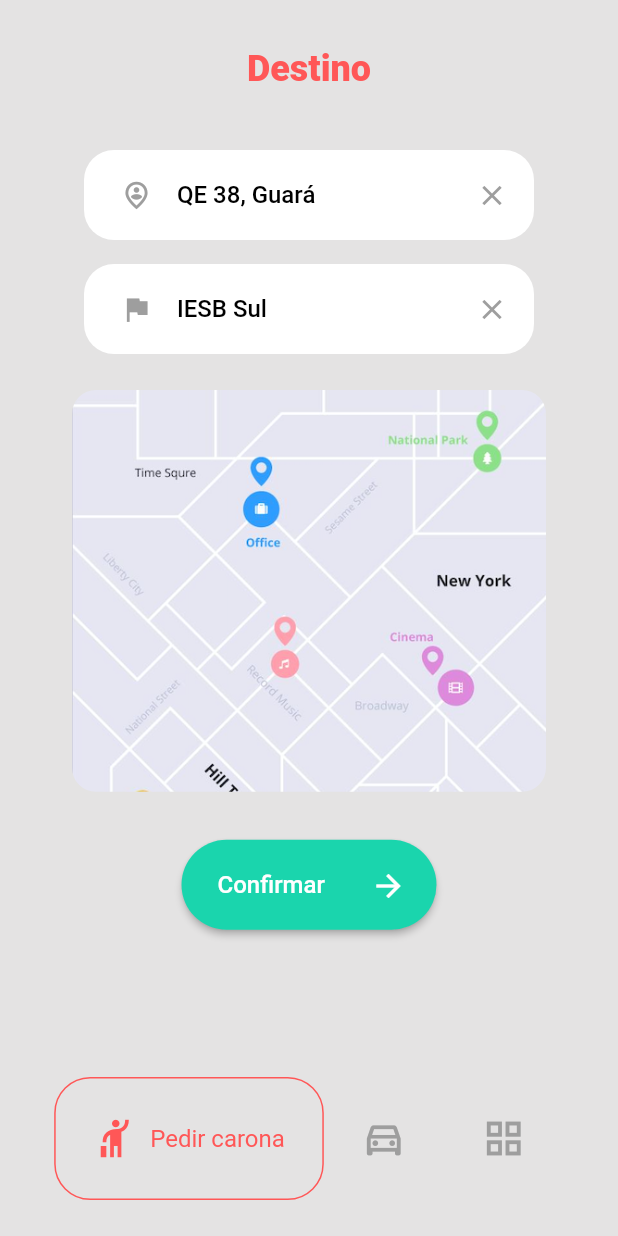
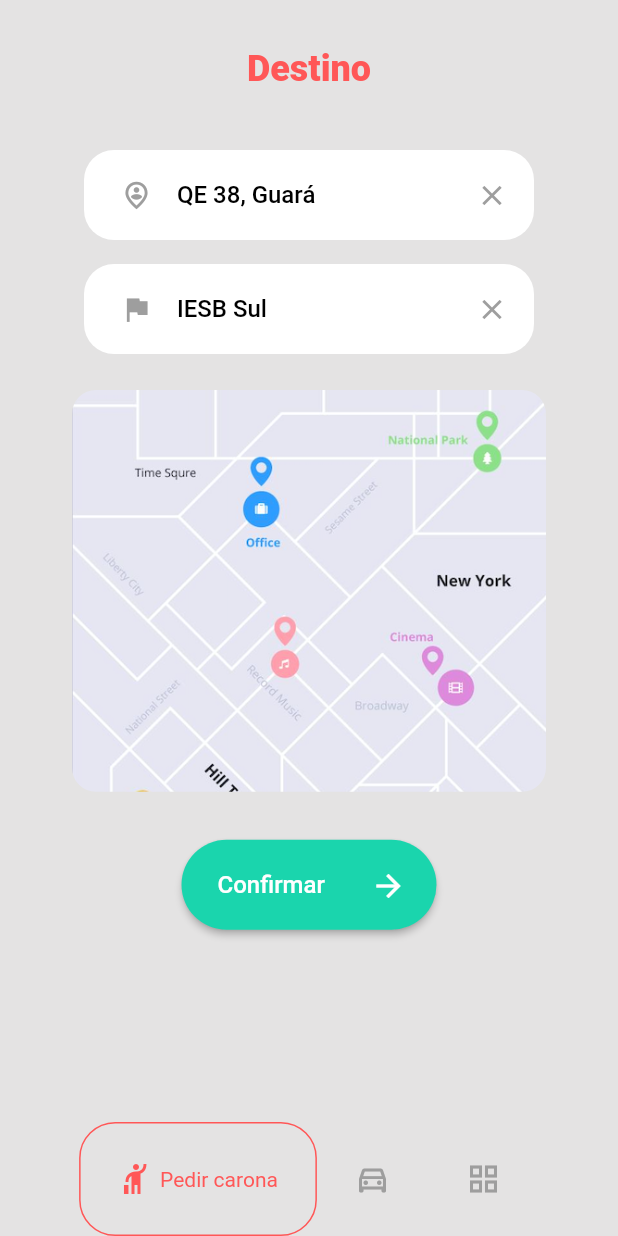
Before and after one commit to maisamrr/caronasIESB, a Flutter app: the Destino screen opened by its route, on a phone screen of 412 x 824 dp. Run offline on Flutter 3.47's test engine with Material 2 defaults, Android fonts, the phone set to English and light mode, and no system bars; drawn by our look-alikes of google_nav_bar; our stand-ins replace flutter_svg; Roboto replaces fonts that are missing (Satochi).

Commit message:
Design da NavBar modificado para condizer as telas de celular, removendo o OverFlow.

```diff
--- a/lib/main.dart
+++ b/lib/main.dart
@@ -37,7 +37,7 @@ class MyApp extends StatelessWidget {
       },
       home: Builder(
         builder: (context) {
-          return ContatoSuporte();
+          return Login();
         },
       ),
     );
--- a/lib/screens/atividades.dart
+++ b/lib/screens/atividades.dart
@@ -9,7 +9,6 @@ import 'package:flutter/material.dart';
 import '../models/address.dart';
 import '../models/savedaddress.dart';
 import '../widgets/addresstile.dart';
-import '../widgets/bottomnavigationbarwidget.dart';
 import '../widgets/bottonnav.dart';
 import '../widgets/roundsquareicon.dart';
 
@@ -149,9 +148,6 @@ class _Atividades extends State<Atividades> {
           ],
         ),
       ),
-       bottomNavigationBar: BottomNav(
-        onTabChange: (index) => {},
-      ),
     );
   }
 }
--- a/lib/screens/contatosuporte.dart
+++ b/lib/screens/contatosuporte.dart
@@ -116,6 +116,7 @@ class ContatoSuporte extends StatelessWidget {
   }
 }
 
+/*
 class ExpansionTileExample extends StatefulWidget {
   const ExpansionTileExample({super.key});
 
@@ -166,3 +167,4 @@ class _ExpansionTileExampleState extends State<ExpansionTileExample> {
     );
   }
 }
+*/
--- a/lib/widgets/bottonnav.dart
+++ b/lib/widgets/bottonnav.dart
@@ -9,33 +9,32 @@ class BottomNav extends StatelessWidget {
   @override
   Widget build(BuildContext context) {
     return Container(
-      margin: const EdgeInsets.all(24.0),
       child: GNav(
           onTabChange: (value) => onTabChange!(value),
           color: Colors.grey,
           mainAxisAlignment: MainAxisAlignment.center,
-          gap: 8,
+          gap: 4,
           activeColor: redIdColor,
           tabBorderRadius: 24,
           tabActiveBorder: Border.all(color: redIdColor),
           tabs: [
             GButton(
               icon: Icons.hail_outlined,
-              iconSize: 30,
+              iconSize: 24,
               text: 'Pedir carona',
-              textStyle: TextStyle(fontSize: 16.0, color: redIdColor),
+              textStyle: TextStyle(fontSize: 14.0, color: redIdColor),
             ),
             GButton(
               icon: Icons.directions_car_outlined,
-              iconSize: 30,
+              iconSize: 24,
               text: 'Oferecer carona',
-              textStyle: TextStyle(fontSize: 16.0, color: redIdColor),
+              textStyle: TextStyle(fontSize: 14.0, color: redIdColor),
             ),
             GButton(
               icon: Icons.grid_view_outlined,
-              iconSize: 30,
+              iconSize: 24,
               text: 'Atividade',
-              textStyle: TextStyle(fontSize: 16.0, color: redIdColor),
+              textStyle: TextStyle(fontSize: 14.0, color: redIdColor),
             ),
           ]),
     );
```
Also changed, not shown: 1 other file.
